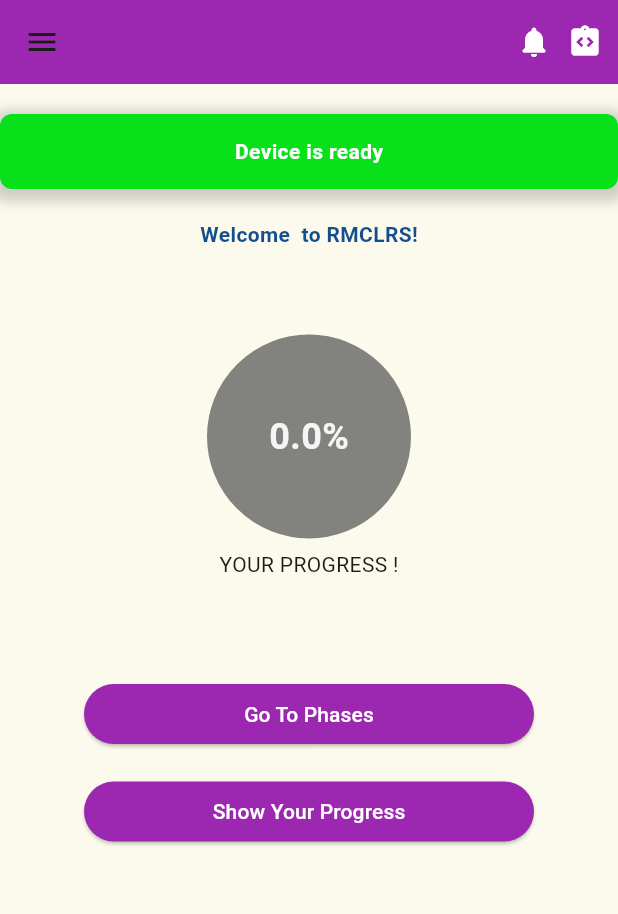
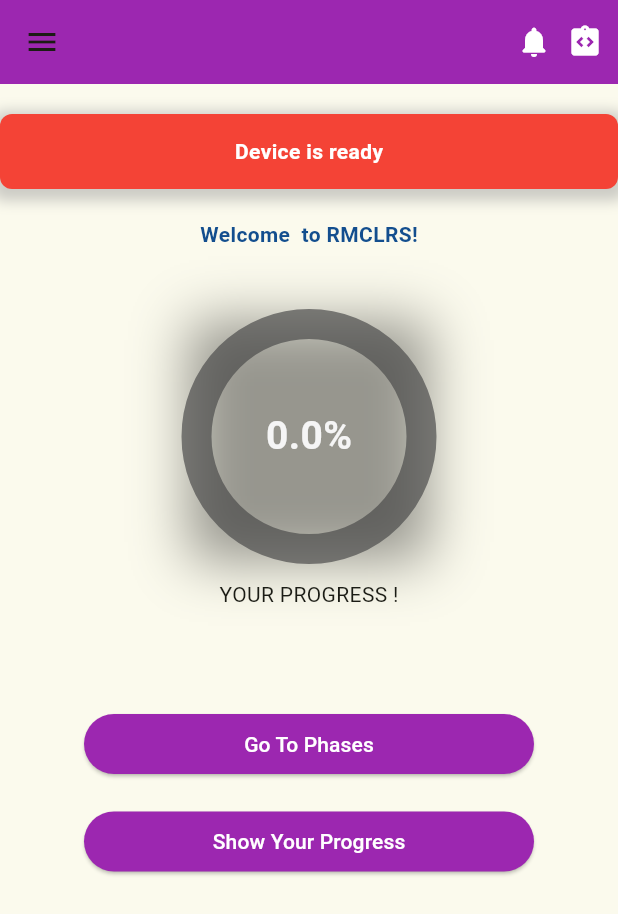
Before and after one commit to Farahdolani/RMCLRS, a Flutter app: the HomeScreen1 screen opened directly, on a phone screen of 412 x 824 dp. Shown: the top 914 px of the screen. Run offline on Flutter 3.47's test engine with Material 3 defaults, Android fonts, the phone set to English and light mode, and no system bars; our stand-ins replace cloud_firestore, firebase_auth, firebase_core, firebase_database, fl_chart, open_file and 1 more; accounts and stored records are empty.

```diff
--- a/ff/lib/patiantscreen/exercise.dart
+++ b/ff/lib/patiantscreen/exercise.dart
@@ -216,7 +216,7 @@ class _ExerciseState extends State<Exercise> {
                   radius: 50,
                   backgroundColor: Colors.grey[200],
                   child: Text(
-                    angle.toStringAsFixed(1),
+                    angle.toStringAsFixed(2),
                     style: TextStyle(
                       fontSize: 30,
                       fontWeight: FontWeight.bold,
--- a/ff/lib/patiantscreen/home1.dart
+++ b/ff/lib/patiantscreen/home1.dart
@@ -8,10 +8,12 @@ import 'package:ff/patiantscreen/patient_progress_page.dart';
 import 'package:ff/patiantscreen/phase.dart';
 import 'package:ff/patiantscreen/profile.dart';
 import 'package:ff/therapisto/patientprogress.dart';
+import 'package:firebase_database/firebase_database.dart';
 import 'package:flutter/material.dart';
 import 'package:firebase_auth/firebase_auth.dart'; // Import FirebaseAuth
 
 String Ofline = "Offline";
+
 
 class HomeScreen1 extends StatefulWidget {
   const HomeScreen1({super.key});
@@ -294,7 +296,18 @@ class _HomeScreen1 extends State<HomeScreen1> with WidgetsBindingObserver {
           crossAxisAlignment: CrossAxisAlignment.start,
           mainAxisAlignment: MainAxisAlignment.start,
           children: [
-            Container(
+            FutureBuilder<bool>(
+              future: getDeviceReadyStatus(),
+              builder: (context, snapshot) {
+                Color backgroundColor;
+                if (snapshot.connectionState == ConnectionState.waiting) {
+                  backgroundColor = Colors.grey;
+                } else if (snapshot.hasData && snapshot.data == true) {
+                  backgroundColor = Color.fromARGB(255, 102, 211, 29);
+                } else {
+                  backgroundColor = Colors.red;
+                }
+                return  Container(
                 margin: const EdgeInsets.only(top: 20),
                 child: Center(
                   child: Text(
@@ -308,7 +321,7 @@ class _HomeScreen1 extends State<HomeScreen1> with WidgetsBindingObserver {
                 width: double.infinity,
                 height: 50,
                 decoration: BoxDecoration(
-                  color: Color.fromARGB(255, 8, 224, 26), // Background color
+                  color:backgroundColor, // Background color
                   borderRadius: BorderRadius.circular(8), // BorderRadius
                   boxShadow: [
                     BoxShadow(
@@ -318,7 +331,10 @@ class _HomeScreen1 extends State<HomeScreen1> with WidgetsBindingObserver {
                       offset: Offset(0, 3), // Offset
                     ),
                   ],
-                )),
+                ));
+              },
+            ),
+
             Container(
               margin: const EdgeInsets.only(top: 20),
               child: Center(
@@ -364,18 +380,32 @@ class _HomeScreen1 extends State<HomeScreen1> with WidgetsBindingObserver {
                 child: Stack(
                   alignment: Alignment.center,
                   children: [
-                    CircularProgressIndicator(
-                      value: (HomeScreen1.exe * 12.5) / 100,
-                      valueColor: AlwaysStoppedAnimation<Color>(
-                          Color.fromARGB(255, 75, 237, 25)),
-                      strokeWidth:
-                          100, // Increase the strokeWidth for a larger indicator
-                      backgroundColor: Color.fromARGB(172, 72, 72, 72),
-                    ),
+                     Container(
+    height: 200,  // Increased the size to accommodate the shadow
+    width: 200,
+    decoration: BoxDecoration(
+      boxShadow: [
+        BoxShadow(
+          color: Colors.black.withOpacity(0.4),
+          spreadRadius: 5,
+          blurRadius: 30,
+          offset: Offset(0, 3),  // Adjust the offset as needed
+        ),
+      ],
+    ),
+    child: CircularProgressIndicator(
+      value: (HomeScreen1.exe * 12.5) / 100,
+      valueColor: AlwaysStoppedAnimation<Color>(
+        Color.fromARGB(255, 75, 237, 25),
+      ),
+      strokeWidth: 20,  // Adjust the strokeWidth as needed
+      backgroundColor: Color.fromARGB(172, 72, 72, 72),
+    ),
+  ),
                     Text(
                       "${HomeScreen1.exe * 12.5}%",
                       style: TextStyle(
-                        fontSize: 24, // Adjust the size as needed
+                        fontSize: 26, // Adjust the size as needed
                         fontWeight: FontWeight.bold,
                         color: const Color.fromARGB(255, 245, 245, 245),
                       ),
@@ -383,6 +413,9 @@ class _HomeScreen1 extends State<HomeScreen1> with WidgetsBindingObserver {
                   ],
                 ),
               ),
+            ),
+            SizedBox(
+              height: 20,
             ),
             Center(
               child: Text('YOUR PROGRESS !'),
@@ -576,4 +609,11 @@ class _HomeScreen1 extends State<HomeScreen1> with WidgetsBindingObserver {
       ),
     );
   }
+
+
+  Future<bool> getDeviceReadyStatus() async {
+    DatabaseReference ref = FirebaseDatabase.instance.ref('devready');
+    DatabaseEvent event = await ref.once();
+    return event.snapshot.value == true;
+  }
 }
```
Also changed, not shown: ff/lib/login/patiantsignup.dart (+62 -23 lines), ff/lib/patiantscreen/ReportOne.dart (+27 -13 lines), ff/lib/patiantscreen/angle.dart (+17 -9 lines), ff/ff/pubspec.lock, ff/pubspec.lock.
